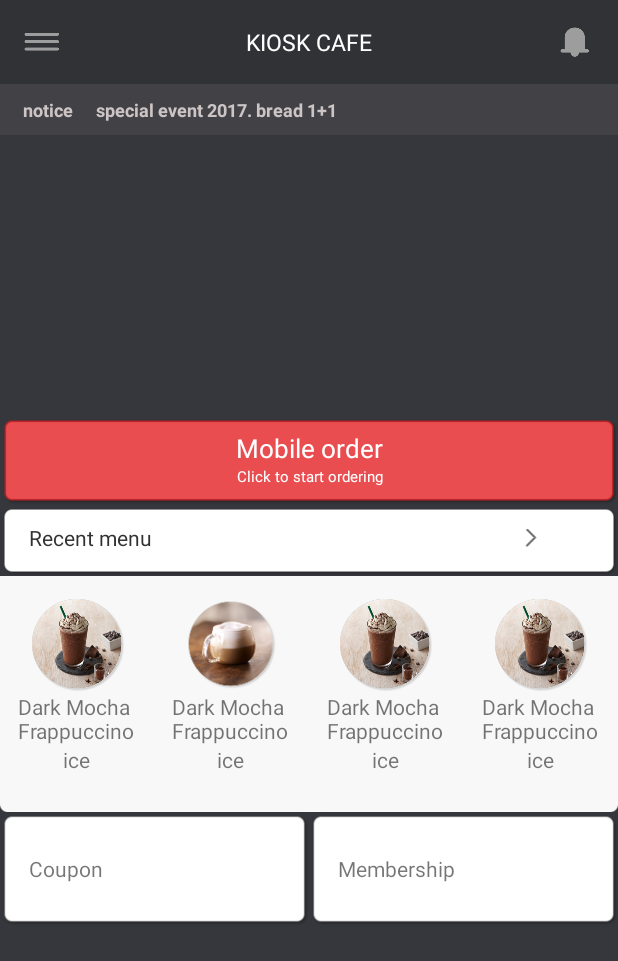
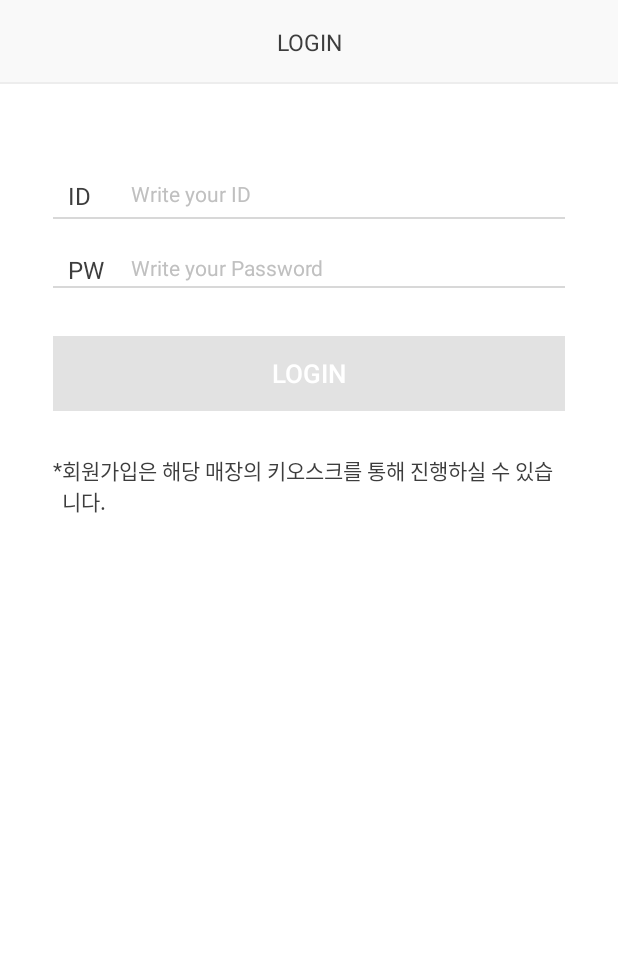
Before and after one commit to kyewonseo/KP-android, an Android app: the screen it shows after launch (MainActivity before the commit, LoginActivity after it), on a phone screen of 412 x 824 dp. Shown: the top 961 px of the screen. Run offline under Robolectric (Android 15) with nearby library versions, the phone set to English and light mode, and no system bars.

Commit message:
[KIOSK-11] add login layout

```diff
--- a/app/src/main/AndroidManifest.xml
+++ b/app/src/main/AndroidManifest.xml
@@ -14,8 +14,8 @@
         android:theme="@style/AppTheme">
 
         <activity
-            android:name=".main.MainActivity"
-            android:label="@string/tool_bar_main"
+            android:name=".login.LoginActivity"
+            android:label="@string/tool_bar_store"
             android:screenOrientation="portrait">
             <intent-filter>
                 <action android:name="android.intent.action.MAIN" />
--- a/app/src/main/java/net/bluehack/kiosk/login/LoginActivity.java
+++ b/app/src/main/java/net/bluehack/kiosk/login/LoginActivity.java
@@ -1,4 +1,19 @@
 package net.bluehack.kiosk.login;
 
-public class LoginActivity {
+import android.app.Activity;
+import android.os.Bundle;
+
+import net.bluehack.kiosk.R;
+
+import static net.bluehack.kiosk.util.Logger.makeLogTag;
+
+public class LoginActivity extends Activity {
+
+    private static final String TAG = makeLogTag(LoginActivity.class);
+    @Override
+    protected void onCreate(Bundle savedInstanceState) {
+        super.onCreate(savedInstanceState);
+        setContentView(R.layout.activity_login);
+
+    }
 }
--- a/app/src/main/res/layout/activity_login.xml
+++ b/app/src/main/res/layout/activity_login.xml
@@ -1,6 +1,40 @@
 <?xml version="1.0" encoding="utf-8"?>
-<LinearLayout xmlns:android="http://schemas.android.com/apk/res/android"
-    android:orientation="vertical" android:layout_width="match_parent"
+<android.support.v4.widget.DrawerLayout
+    xmlns:android="http://schemas.android.com/apk/res/android"
+    android:id="@+id/drawer_layout"
+    android:layout_width="match_parent"
     android:layout_height="match_parent">
 
-</LinearLayout>
+    <RelativeLayout
+        android:layout_width="match_parent"
+        android:layout_height="match_parent">
+
+        <android.support.v7.widget.Toolbar
+            android:id="@+id/toolbar"
+            android:layout_width="match_parent"
+            android:layout_height="?attr/actionBarSize"
+            android:background="@color/color_01"/>
+
+        <TextView
+            android:layout_width="match_parent"
+            android:layout_height="match_parent"
+            android:text="@string/tool_bar_login"
+            android:textSize="15sp"
+            android:textColor="@color/color_02"
+            android:layout_alignBottom="@id/toolbar"
+            android:layout_alignLeft="@id/toolbar"
+            android:layout_alignRight="@id/toolbar"
+            android:layout_alignTop="@id/toolbar"
+            android:gravity="center|center_horizontal"/>
+
+        <TextView
+            android:layout_width="match_parent"
+            android:layout_height="1dp"
+            android:background="@color/color_08"
+            android:layout_alignBottom="@id/toolbar"/>
+
+    </RelativeLayout>
+
+    <include layout="@layout/content_login" />
+
+</android.support.v4.widget.DrawerLayout>
--- /dev/null
+++ b/app/src/main/res/layout/content_login.xml
@@ -0,0 +1,124 @@
+<?xml version="1.0" encoding="utf-8"?>
+<LinearLayout xmlns:android="http://schemas.android.com/apk/res/android"
+    android:orientation="vertical"
+    android:layout_width="match_parent"
+    android:layout_height="match_parent"
+    android:layout_marginTop="?attr/actionBarSize"
+    android:background="@color/color_03">
+
+
+    <LinearLayout
+        android:layout_width="match_parent"
+        android:layout_height="match_parent"
+        android:orientation="vertical"
+        android:layout_marginLeft="@dimen/login_ll_left_margin"
+        android:layout_marginRight="@dimen/login_ll_right_margin">
+
+        <LinearLayout
+            android:layout_width="match_parent"
+            android:layout_height="wrap_content"
+            android:orientation="vertical"
+            android:layout_marginTop="@dimen/login_ll_top_margin"
+            android:layout_marginBottom="@dimen/login_ll_id_bottom_margin">
+
+
+            <LinearLayout
+                android:layout_width="match_parent"
+                android:layout_height="wrap_content"
+                android:orientation="horizontal">
+
+                <TextView
+                    android:layout_width="wrap_content"
+                    android:layout_height="match_parent"
+                    android:text="@string/login_id"
+                    android:textSize="16sp"
+                    android:textColor="@color/color_05"
+                    android:layout_marginLeft="@dimen/login_text_left_margin"
+                    android:layout_marginRight="@dimen/login_text_id_right_margin"/>
+
+                <TextView
+                    android:layout_width="wrap_content"
+                    android:layout_height="match_parent"
+                    android:hint="@string/login_text_id"
+                    android:textSize="14sp"
+                    android:textColorHint="@color/color_06"
+                    android:layout_marginBottom="@dimen/login_text_underline_margin"/>
+
+            </LinearLayout>
+
+            <TextView
+                android:layout_width="match_parent"
+                android:layout_height="1dp"
+                android:background="@color/color_04"/>
+        </LinearLayout>
+
+        <LinearLayout
+            android:layout_width="match_parent"
+            android:layout_height="wrap_content"
+            android:orientation="vertical"
+            android:layout_marginBottom="@dimen/login_ll_pw_bottom_margin">
+
+            <LinearLayout
+                android:layout_width="match_parent"
+                android:layout_height="wrap_content"
+                android:orientation="horizontal">
+
+                <TextView
+                    android:layout_width="wrap_content"
+                    android:layout_height="match_parent"
+                    android:text="@string/login_passwd"
+                    android:textSize="16sp"
+                    android:textColor="@color/color_05"
+                    android:layout_marginLeft="@dimen/login_text_left_margin"
+                    android:layout_marginRight="@dimen/login_text_pw_rigth_margin"/>
+
+                <TextView
+                    android:layout_width="wrap_content"
+                    android:layout_height="match_parent"
+                    android:hint="@string/login_text_passwd"
+                    android:textSize="14sp"
+                    android:textColorHint="@color/color_06"/>
+            </LinearLayout>
+
+            <TextView
+                android:layout_width="match_parent"
+                android:layout_height="1dp"
+                android:background="@color/color_04"
+                android:layout_marginBottom="@dimen/login_text_underline_margin"/>
+        </LinearLayout>
+
+
+        <Button
+            android:id="@+id/login_btn"
+            android:layout_width="match_parent"
+            android:layout_height="50dp"
+            android:text="@string/login_btn"
+            android:textSize="17sp"
+            android:textColor="@color/color_03"
+            android:gravity="center|center_horizontal"
+            android:background="@color/color_07"
+            android:layout_marginBottom="@dimen/login_btn_bottom_margin"
+            style="?android:attr/borderlessButtonStyle"/>
+
+        <LinearLayout
+            android:layout_width="wrap_content"
+            android:layout_height="wrap_content"
+            android:orientation="horizontal">
+
+            <TextView
+                android:layout_width="match_parent"
+                android:layout_height="match_parent"
+                android:text="@string/login_description_type1"
+                android:textSize="14sp"
+                android:textColor="@color/color_02" />
+
+            <TextView
+                android:layout_width="match_parent"
+                android:layout_height="match_parent"
+                android:text="@string/login_description_type2"
+                android:textSize="14sp"
+                android:textColor="@color/color_02"
+                android:gravity="start"/>
+        </LinearLayout>
+    </LinearLayout>
+</LinearLayout>
--- a/app/src/main/res/values/colors.xml
+++ b/app/src/main/res/values/colors.xml
@@ -12,14 +12,15 @@
     <!--application theme-->
     <color name="theme_color_01">#313236</color>
 
-    <color name="color_01">#f3f3f3</color>
-    <color name="color_02">#ffffff</color>
-    <color name="color_03">#424246</color>
-    <color name="color_04">#313131</color>
-    <color name="color_05">#e94d50</color>
-    <color name="color_06">#cdc5c5</color>
-    <color name="color_07">#a3a3a3</color>
-    <color name="color_08">#e1e1e1</color>
+    <color name="color_01">#f9f9f9</color>
+    <color name="color_02">#3d3d3d</color>
+    <color name="color_03">#ffffff</color>
+    <color name="color_04">#d8d8d8</color>
+    <color name="color_05">#3e3e3e</color>
+    <color name="color_06">#c0c0c0</color>
+    <color name="color_07">#e2e2e2</color>
+    <color name="color_08">#ededed</color>
+
     <color name="color_09">#424346</color>
     <color name="color_10">#d1d1d1</color>
     <color name="color_11">#7d7d7d</color>
--- a/app/src/main/res/values/dimens.xml
+++ b/app/src/main/res/values/dimens.xml
@@ -2,4 +2,18 @@
     <!-- Default screen margins, per the Android Design guidelines. -->
     <dimen name="activity_horizontal_margin">16dp</dimen>
     <dimen name="activity_vertical_margin">16dp</dimen>
+
+    <!--login_layout-->
+    <dimen name="login_ll_top_margin">63.5dp</dimen>
+    <dimen name="login_ll_left_margin">35dp</dimen>
+    <dimen name="login_ll_right_margin">35dp</dimen>
+    <dimen name="login_ll_id_bottom_margin">22.5dp</dimen>
+    <dimen name="login_ll_pw_bottom_margin">28dp</dimen>
+    <dimen name="login_text_left_margin">10dp</dimen>
+    <dimen name="login_text_id_right_margin">26.5dp</dimen>
+    <dimen name="login_text_pw_rigth_margin">18dp</dimen>
+    <dimen name="login_text_underline_margin">4dp</dimen>
+    <dimen name="login_btn_bottom_margin">29dp</dimen>
+
+
 </resources>
--- a/app/src/main/res/values/strings.xml
+++ b/app/src/main/res/values/strings.xml
@@ -2,6 +2,7 @@
     <string name="app_name">kiosk</string>
 
     <!--tool_bar_name-->
+    <string name="tool_bar_login">LOGIN</string>
     <string name="tool_bar_main">KIOSK CAFE</string>
     <string name="tool_bar_store">STORE</string>
     <string name="tool_bar_order">MOBILE ORDER</string>
@@ -18,6 +19,15 @@
     <string name="nav_item_03">Info</string>
     <string name="nav_item_04">Setting</string>
     <string name="nav_item_05">F&amp;Q</string>
+
+    <!--content_login-->
+    <string name="login_id">ID</string>
+    <string name="login_passwd">PW</string>
+    <string name="login_text_id">Write your ID</string>
+    <string name="login_text_passwd">Write your Password</string>
+    <string name="login_btn">login</string>
+    <string name="login_description_type1">*</string>
+    <string name="login_description_type2">회원가입은 해당 매장의 키오스크를 통해 진행하실 수 있습니다.</string>
 
     <!--content_main-->
     <string name="content_main_notice_title">notice</string>
--- a/app/src/main/res/values/styles.xml
+++ b/app/src/main/res/values/styles.xml
@@ -4,6 +4,10 @@
     <style name="AppTheme" parent="Theme.AppCompat.Light.NoActionBar">
     </style>
 
+    <!--toolbar text-->
+    <style name="toolbar_text">
+
+    </style>
     <!--drawer_header-->
     <style name="drawer_header_txt_01">
         <item name="android:textColor">@color/color_05</item>
```
